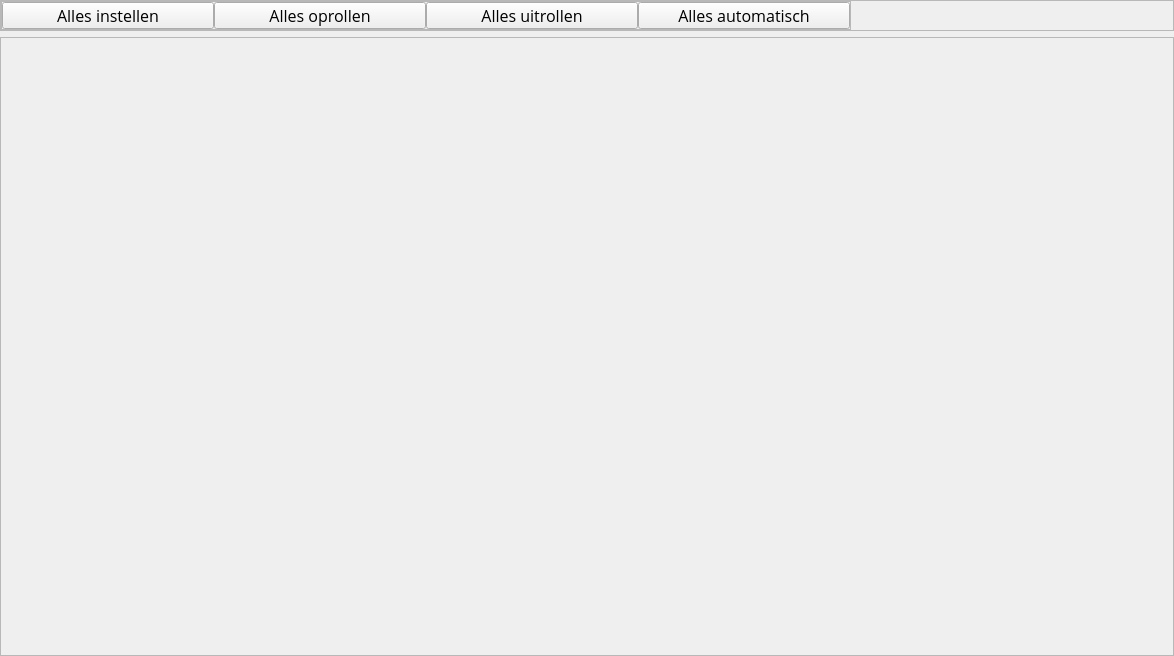
This is centrale/main.ui in elwint/-rolluik-domotica as Qt 5 draws it before an edit. The edited form follows.
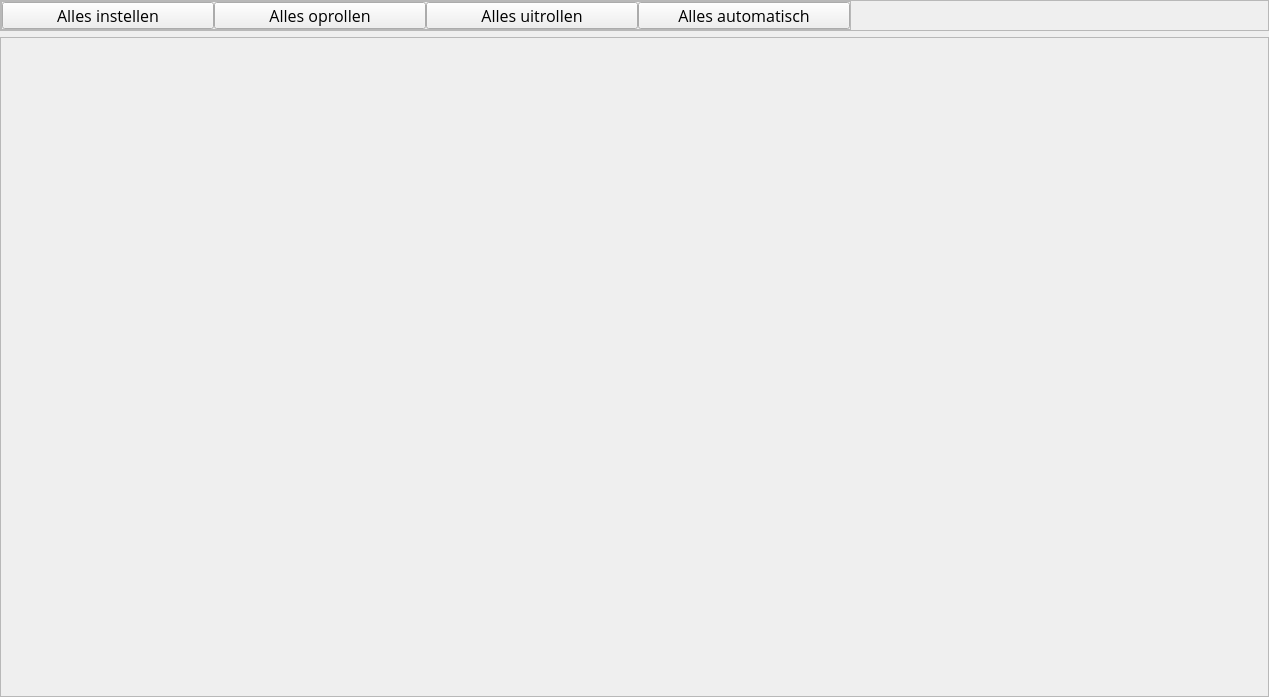
This is the edited form.

Commit message: Added button handlers; Added instellen GUI; Finished widget data updater; Added status check; Added get limits command; Use QTimer instead of threads; Fixed new widget bug

```diff
--- a/centrale/main.ui
+++ b/centrale/main.ui
@@ -6,8 +6,8 @@
    <rect>
     <x>0</x>
     <y>0</y>
-    <width>1174</width>
-    <height>656</height>
+    <width>1269</width>
+    <height>697</height>
    </rect>
   </property>
   <property name="sizePolicy">
@@ -19,7 +19,7 @@
   <property name="minimumSize">
    <size>
     <width>900</width>
-    <height>0</height>
+    <height>450</height>
    </size>
   </property>
   <property name="font">
@@ -216,15 +216,11 @@
         <rect>
          <x>0</x>
          <y>0</y>
-         <width>1172</width>
-         <height>617</height>
+         <width>1267</width>
+         <height>658</height>
         </rect>
        </property>
-       <layout class="QFormLayout" name="formLayout">
-        <property name="fieldGrowthPolicy">
-         <enum>QFormLayout::AllNonFixedFieldsGrow</enum>
-        </property>
-       </layout>
+       <layout class="QGridLayout" name="widgetsLayout"/>
       </widget>
      </widget>
     </item>
```
Left out of the diff: 2 changed lines with no effect on the pictures. The commit also changes 4 other files.
